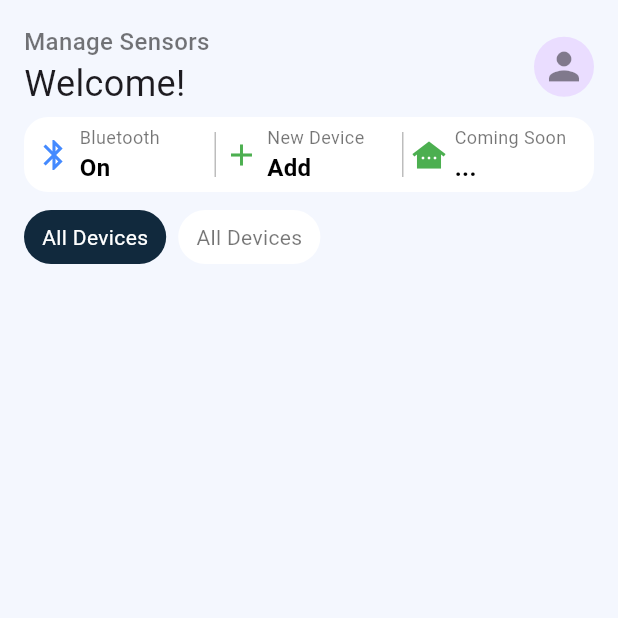
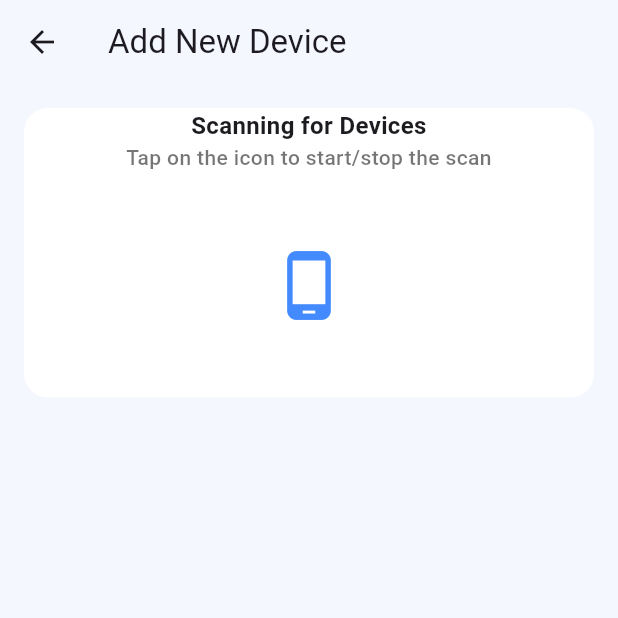
Before and after one commit to VictorDoom022/xiaomi_humidity_sensor_reader, a Flutter app: the screen it shows after launch, after a tap on "New Device", on a phone screen of 412 x 824 dp, the top half of it. Run offline on Flutter 3.47's test engine with Material 3 defaults, Android fonts, the light colour scheme and no system bars; our stand-ins replace cherry_toast, flutter_bloc, flutter_blue_plus, google_fonts, isar, loading_indicator; missing offline and left inert: geekyants_flutter_gauges; accounts and stored records are empty; generated files the repository leaves out were written again.

Commit message:
new AddNewSensorPage with basic scan controls

```diff
--- a/lib/main.dart
+++ b/lib/main.dart
@@ -2,6 +2,7 @@ import 'package:flutter/material.dart';
 import 'package:flutter_bloc/flutter_bloc.dart';
 import 'package:google_fonts/google_fonts.dart';
 import 'package:xiaomi_thermometer_ble/bloc/sensor_data_cubit.dart';
+import 'package:xiaomi_thermometer_ble/pages/add_new_sensor_page.dart';
 import 'package:xiaomi_thermometer_ble/pages/home_page.dart';
 import 'package:xiaomi_thermometer_ble/pages/test_page.dart';
 
@@ -20,6 +21,7 @@ void main() {
         debugShowCheckedModeBanner: false,
         routes: {
           '/' : (context) => const HomePage(),
+          '/add-new-sensor' : (context) => const AddNewSensorPage(),
           '/test-page' : (context) => const TestPage(),
         },
         theme: ThemeData(
--- /dev/null
+++ b/lib/pages/add_new_sensor_page.dart
@@ -0,0 +1,156 @@
+import 'dart:async';
+
+import 'package:flutter/material.dart';
+import 'package:flutter_blue_plus/flutter_blue_plus.dart';
+import 'package:loading_indicator/loading_indicator.dart';
+
+class AddNewSensorPage extends StatefulWidget {
+  const AddNewSensorPage({super.key});
+
+  @override
+  State<AddNewSensorPage> createState() => _AddNewSensorPageState();
+}
+
+class _AddNewSensorPageState extends State<AddNewSensorPage> {
+
+  bool isBluetoothScanning = false;
+
+  List<ScanResult> scanResults = [];
+
+  StreamSubscription<List<ScanResult>>? scanBluetoothDeviceSubscription;
+
+  @override
+  void initState() {
+    super.initState();
+    WidgetsBinding.instance.addPostFrameCallback((_) async {
+      await scanForBluetoothDevice();
+    });
+  }
+
+  @override
+  void dispose() {
+    super.dispose();
+    FlutterBluePlus.stopScan();
+    scanBluetoothDeviceSubscription?.cancel();
+  }
+
+  Future<void> scanForBluetoothDevice() async {
+    await FlutterBluePlus.startScan();
+    setState(() {
+      isBluetoothScanning = true;
+    });
+
+    scanBluetoothDeviceSubscription = FlutterBluePlus.onScanResults.listen(
+      (List<ScanResult> result) {
+        setState(() {
+          List<ScanResult> filteredScanResult = result.where(
+            (element) => element.advertisementData.advName != ''
+          ).toList();
+          filteredScanResult.sort((a,b) => b.rssi.compareTo(a.rssi));
+          scanResults = filteredScanResult;
+        });
+      },
+      onDone: () {
+        setState(() {
+          isBluetoothScanning = false;
+        });
+      },
+      onError: (error) {
+        print(error);
+        setState(() {
+          isBluetoothScanning = false;
+        });
+      }
+    );
+
+    bool isScanStatus = await FlutterBluePlus.isScanning.where((value) {
+      return value == false;
+    }).first;
+    if(!mounted) return;
+    setState(() {
+      isBluetoothScanning = isScanStatus;
+    });
+    if(scanBluetoothDeviceSubscription != null) FlutterBluePlus.cancelWhenScanComplete(scanBluetoothDeviceSubscription!);
+  }
+
+  @override
+  Widget build(BuildContext context) {
+    return Scaffold(
+      appBar: AppBar(
+        centerTitle: false,
+        title: const Text(
+          'Add New Device'
+        ),
+      ),
+      body: SingleChildScrollView(
+        child: Padding(
+          padding: const EdgeInsets.all(16),
+          child: Column(
+            children: [
+              _buildDeviceScanningSection(),
+            ],
+          ),
+        ),
+      ),
+    );
+  }
+
+  Widget _buildDeviceScanningSection() {
+    return Container(
+      width: double.infinity,
+      decoration: BoxDecoration(
+        color: Colors.white,
+        borderRadius: BorderRadius.circular(16)
+      ),
+      child: Column(
+        children: [
+          const Text(
+            'Scanning for Devices',
+            textAlign: TextAlign.center,
+            style: TextStyle(
+              fontSize: 16,
+              fontWeight: FontWeight.w600
+            ),
+          ),
+          const Text(
+            'Tap on the icon to start/stop the scan',
+            textAlign: TextAlign.center,
+            style: TextStyle(
+              fontSize: 14,
+              color: Colors.black54,
+              fontWeight: FontWeight.w500
+            ),
+          ),
+          Stack(
+            alignment: Alignment.center,
+            children: [
+              isBluetoothScanning ? SizedBox(
+                height: 150,
+                child: LoadingIndicator(
+                  colors: [
+                    Colors.blueAccent.withOpacity(0.2)
+                  ],
+                  indicatorType: Indicator.ballScaleMultiple,
+                ),
+              ) : Container(height: 150),
+              GestureDetector(
+                onTap: () async {
+                  if(isBluetoothScanning){
+                    await FlutterBluePlus.stopScan();
+                  }else{
+                    await scanForBluetoothDevice();
+                  }
+                },
+                child: Icon(
+                  isBluetoothScanning ? Icons.phonelink_ring : Icons.phone_android,
+                  size: 50,
+                  color: Colors.blueAccent,
+                ),
+              ),
+            ],
+          )
+        ],
+      ),
+    );
+  }
+}
--- a/lib/pages/home_page.dart
+++ b/lib/pages/home_page.dart
@@ -164,7 +164,14 @@ class _HomePageState extends State<HomePage> {
                 color: Colors.green,
               ),
               onTap: () async {
-
+                if(isBluetoothEnabled){
+                  Navigator.of(context).pushNamed('/add-new-sensor');
+                }else{
+                  CherryToast.error(
+                    title: const Text('Bluetooth Required'),
+                    description: const Text('Please turn Bluetooth on'),
+                  ).show(context);
+                }
               }
             ),
           ),
--- a/pubspec.yaml
+++ b/pubspec.yaml
@@ -28,6 +28,7 @@ environment:
 # the latest version available on pub.dev. To see which dependencies have newer
 # versions available, run `flutter pub outdated`.
 dependencies:
+  loading_indicator: ^3.1.1
   cherry_toast: ^1.11.0
   google_fonts: ^6.2.1
   path: ^1.9.0
```
Also changed, not shown: pubspec.lock.
